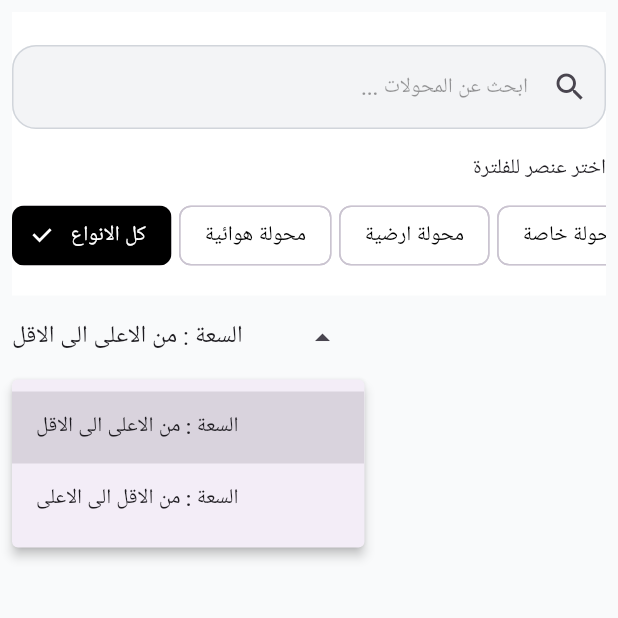
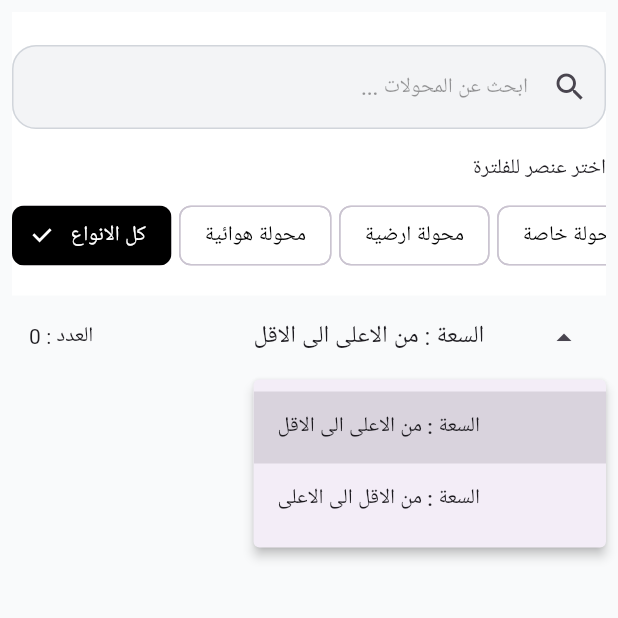
Before and after one commit to jalalcheff/gis_helper, a Flutter app: the SearchScreen screen opened directly, after a tap on "السعة : من الاعلى الى الاقل", on a phone screen of 412 x 824 dp, the top half of it. Run offline on Flutter 3.47's test engine with Material 3 defaults, Android fonts, the light colour scheme and no system bars; our stand-ins replace bloc, cloud_firestore, firebase_auth, firebase_core, fl_chart, flutter_bloc and 4 more; missing offline and left inert: dart:ffi; accounts and stored records are empty.

Commit message:
show total number of transformers when search

```diff
--- a/lib/domain/search_for_transformers.dart
+++ b/lib/domain/search_for_transformers.dart
@@ -15,9 +15,14 @@ class SearchForTransformersUsecase {
     switch (transformers) {
       case Ok<List<TransformerResource>>():
         {
-          filteredTransformers = transformers.value.where((transformer) {
-            return searchForAllData(query, transformer);
-          }).toList();
+          if (query.isEmpty) {
+            filteredTransformers = transformers.value;
+          }
+          else{
+            filteredTransformers = transformers.value.where((transformer) {
+              return searchForAllData(query, transformer);
+            }).toList();
+          }
           if (sortAccordingToCapacity ==
               GeneralConstants.SEARCH_FILTER_LOWER_TO_HIGHER) {
             filteredTransformers.sort((a, b) =>
--- a/lib/presentation/screen/search_screen/search_screen.dart
+++ b/lib/presentation/screen/search_screen/search_screen.dart
@@ -38,13 +38,26 @@ class SearchScreenBody extends StatefulWidget {
 class _SearchScreenBodyState extends State<SearchScreenBody> {
   late StyleConstants styleConstants;
   late SearchForTransformerCubit _searchForTransformerCubit;
+ // ValueNotifier<int> transformerNumber = ValueNotifier<int>(0);
+  int transformerNumber = 0;
   int capacityFilter = GeneralConstants.SEARCH_FILTER_HIGHER_TO_LOWER;
   int typeFilter = GeneralConstants.SEARCH_WITHOUT_TYPE_FILTER_TRANSFORMER;
   @override
   void initState() {
     _searchForTransformerCubit = locator<SearchForTransformerCubit>();
     styleConstants = StyleConstants();
-    _searchForTransformerCubit.emitSearchForTransformers("مثنى", capacityFilter,typeFilter);
+    _searchForTransformerCubit.emitSearchForTransformers("", capacityFilter,typeFilter);
+
+    // Listen to Cubit state changes
+    _searchForTransformerCubit.stream.listen((newState) {
+      if(newState is SearchForTransformerLoaded) {
+        if(newState.transformers.length != transformerNumber) {
+          setState(() {
+        transformerNumber = newState.transformers.length;
+      });
+        }
+      }
+    });
     super.initState();
   }
 
@@ -75,7 +88,9 @@ class _SearchScreenBodyState extends State<SearchScreenBody> {
                     ],
                   )),
               Row(
+                mainAxisAlignment: MainAxisAlignment.spaceBetween,
                 children: [
+                 Text("   العدد : ${transformerNumber}"),
                   DropdownMenu(
                     dropdownMenuEntries: List.generate(
                         2,
@@ -90,12 +105,14 @@ class _SearchScreenBodyState extends State<SearchScreenBody> {
                       capacityFilter = value ?? GeneralConstants.SEARCH_FILTER_HIGHER_TO_LOWER;
                     }),
 
-                  )
+                  ),
                 ],
               ),
               BlocBuilder<SearchForTransformerCubit, SearchForTransformerState>(
   builder: (context, state) {
     if (state is SearchForTransformerLoaded) {
+     // transformerNumber.value = state.transformers.length;
+      print("transformer number is ${transformerNumber}");
       return Expanded(
         child: ListView.builder(
           itemCount: state.transformers.length,
@@ -104,6 +121,7 @@ class _SearchScreenBodyState extends State<SearchScreenBody> {
                   child: _buildTransformerSearchCard(state.transformers[index]),
                 onTap: (){
                     Navigator.push(context, MaterialPageRoute(builder: (context) => TransformerDetailsScreen(transformerDetails: state.transformers[index])));
+                  //  transformerNumber.value = state.transformers.length;
                 },
               ),
           scrollDirection: Axis.vertical,
```
